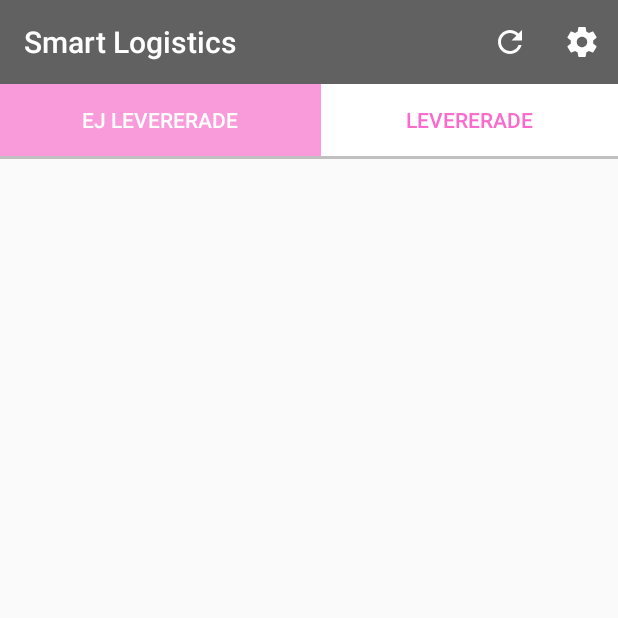
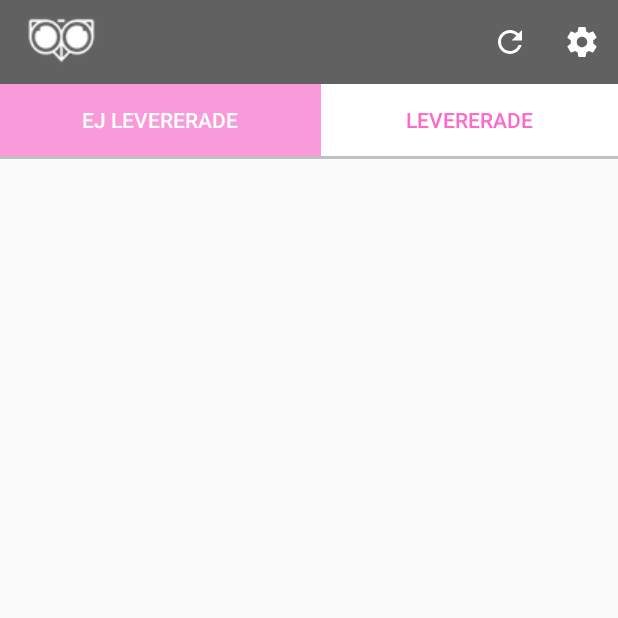
Before and after one commit to fransbernhard/Delivery, an Android app: the screen it shows after launch (ListActivity), on a phone screen of 412 x 824 dp, the top half of it. Run offline under Robolectric (Android 15) with nearby library versions, the phone set to English and light mode, and no system bars; Roboto replaces fonts that are not available here; 7 statements that could not run were skipped.

Commit message:
Adding Owl-Icon to toolbar

```diff
--- a/app/src/main/java/se/fransbernhard/delivery/ListActivity.java
+++ b/app/src/main/java/se/fransbernhard/delivery/ListActivity.java
@@ -48,7 +48,8 @@ public class ListActivity extends AppCompatActivity {
         toolbar.setTitleTextColor(Color.WHITE);
         setSupportActionBar(toolbar);
         // This will remove App name
-//        getSupportActionBar().setDisplayShowTitleEnabled(false);
+        getSupportActionBar().setDisplayShowTitleEnabled(false);
+        getSupportActionBar().setIcon(R.drawable.ic_toolbar_app);
         shared = getSharedPreferences("PREFERENCES",MODE_PRIVATE);
         dbhelper = new DBHelper(this);
 
```
Also changed, not shown: app/src/main/res/drawable/ic_toolbar_app.png (added).
